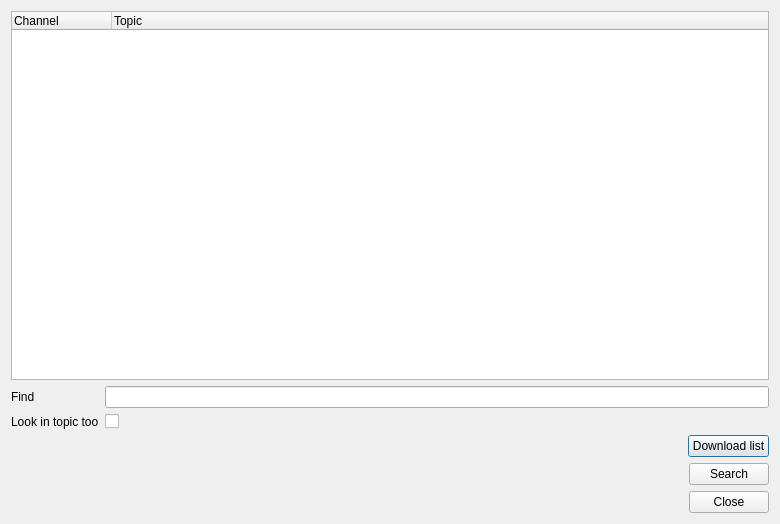
First picture: the form in src/client/gui/livejamming/app/chanlist.ui, repository sush/Live-Jamming, before the edit.
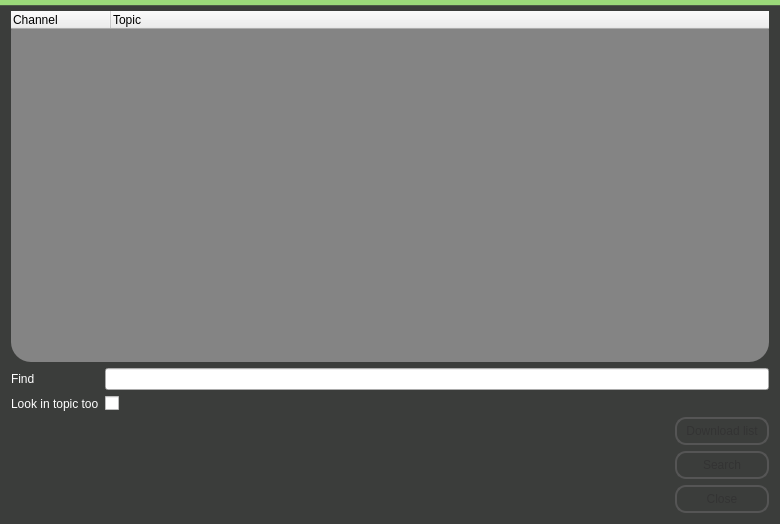
Second picture: the form after the edit.

The edit to the form file:
```diff
--- a/src/client/gui/livejamming/app/chanlist.ui
+++ b/src/client/gui/livejamming/app/chanlist.ui
@@ -13,9 +13,40 @@
   <property name="windowTitle">
    <string>Dialog</string>
   </property>
+  <property name="styleSheet">
+   <string notr="true">#chanList {
+	background: qlineargradient(spread:pad, x1:0, y1:0, x2:0, y2:1, stop:0.00934579 rgba(155, 217, 122, 255), stop:0.0116822 rgba(59, 61, 59, 255), stop:0.995455 rgba(59, 61, 59, 255))
+}
+#chanList QPushButton {
+color: #333;
+border: 2px solid #555;
+border-radius: 11px;
+padding: 5px;
+background: qradialgradient(cx: 0.3, cy: -0.4,
+fx: 0.3, fy: -0.4,
+radius: 1.35, stop: 0 #fff, stop: 1 #888);
+min-width: 80px;
+}
+#chanList QPushButton:hover {
+background: qradialgradient(cx: 0.3, cy: -0.4,
+fx: 0.3, fy: -0.4,
+radius: 1.35, stop: 0 #fff, stop: 1 #bbb);
+}
+#chanList QPushButton:pressed {
+background: qradialgradient(cx: 0.4, cy: -0.1,
+fx: 0.4, fy: -0.1,
+radius: 1.35, stop: 0 #fff, stop: 1 #ddd);
+}</string>
+  </property>
   <layout class="QVBoxLayout" name="verticalLayout">
    <item>
     <widget class="QTreeWidget" name="treeWidget">
+     <property name="styleSheet">
+      <string notr="true">#treeWidget {
+background: rgb(132, 132, 132);
+border-radius: 20px;
+}</string>
+     </property>
      <column>
       <property name="text">
        <string>Channel</string>
@@ -35,6 +66,11 @@
      </property>
      <item row="0" column="0">
       <widget class="QLabel" name="findLabel">
+       <property name="styleSheet">
+        <string notr="true">#findLabel {
+	color: #FFFFFF;
+}</string>
+       </property>
        <property name="text">
         <string>Find</string>
        </property>
@@ -45,6 +81,11 @@
      </item>
      <item row="1" column="0">
       <widget class="QLabel" name="lookInLabel">
+       <property name="styleSheet">
+        <string notr="true">#lookInLabel {
+	color: #FFFFFF;
+}</string>
+       </property>
        <property name="text">
         <string>Look in topic too</string>
        </property>
```
